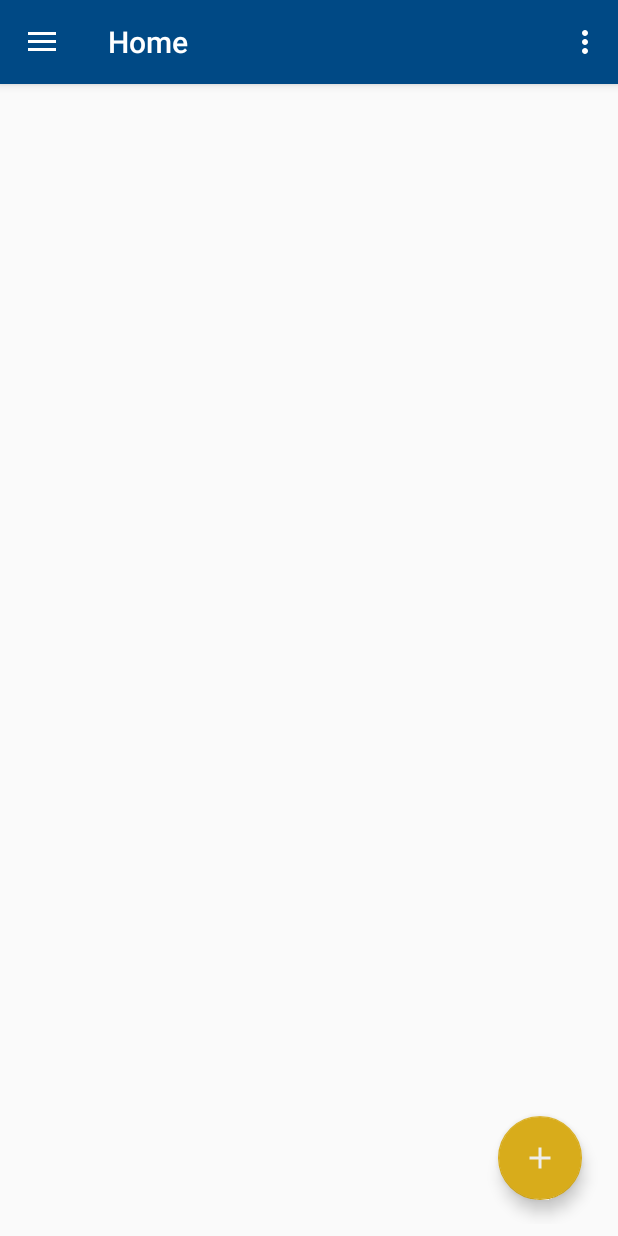
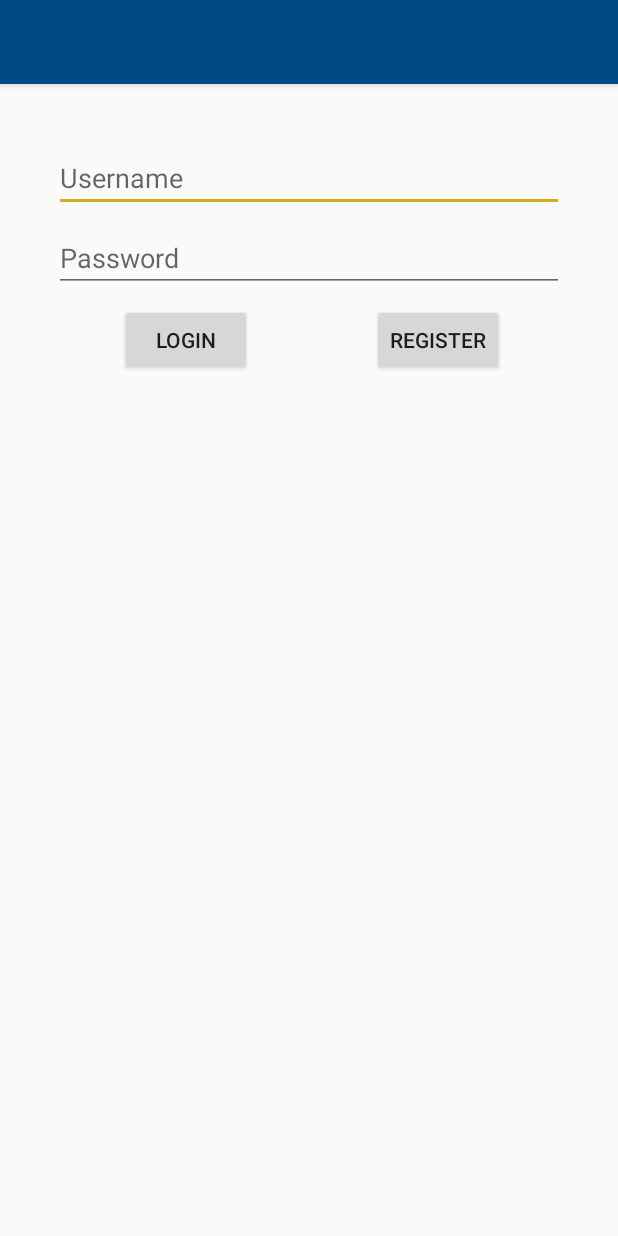
Before and after one commit to lshenker/LevelUpFitness, an Android app: the screen it shows after launch (MainActivity before the commit, LoginActivity after it), on a phone screen of 412 x 824 dp. Run offline under Robolectric (Android 15) with nearby library versions, the phone set to English and light mode, and no system bars.

Commit message:
database re-added with classes

```diff
--- /dev/null
+++ b/app/src/main/java/edu/uwrf/levelupfitness/DatabaseHelper.java
@@ -0,0 +1,91 @@
+package edu.uwrf.levelupfitness;
+
+import android.content.ContentValues;
+import android.content.Context;
+import android.database.Cursor;
+import android.database.sqlite.SQLiteDatabase;
+import android.database.sqlite.SQLiteOpenHelper;
+
+public class DatabaseHelper extends SQLiteOpenHelper {
+
+    //private vs public
+    public static final int DATABASE_VERSION = 1;
+    public static final String DATABASE_NAME = "contacts.db";
+    public static final String TABLE_NAME = "contacts";
+    public static final String COLOUMN_ID = "ID";
+    public static final String COLOUMN_USERNAME = "username"; // this is the email
+    public static final String COLOUMN_PASSWORD = "pass"; // password
+    public static final String COLOUMN_FirstName = "FirstName";
+    public static final String COLOUMN_LastName = "LastName";
+    public static final String COLOUMN_HEIGHT = "height"; // in inches
+    public static final String COLOUMN_WEIGHT = "weight"; // in pounds
+    public static final String COLOUMN_PHONE = "phone";
+
+    SQLiteDatabase db;
+
+    private static final String TABLE_CREATE = "create table contacts (ID INTEGER PRIMARY KEY,FirstName TEXT,"
+            +"LastName TEXT, pass TEXT,phone TEXT,username TEXT, weight TEXT, height TEXT)";
+
+    public DatabaseHelper(Context context){
+        super(context, DATABASE_NAME,null,DATABASE_VERSION);
+    }
+
+
+    @Override
+    public void onCreate(SQLiteDatabase db) {
+        // db.execSQL("CREATE TABLE" + TABLE_NAME+ "(ID INTEGER PRIMARY KEY AUTO INCREMENT, )");
+        db.execSQL(TABLE_CREATE);
+        // db.execSQL("CREATE TABLE " + TABLE_NAME + "(ID INTEGER PRIMARY KEY AUTOINCREMENT,FirstName TEXT,"
+        //         +"LastName TEXT, pass TEXT,phone TEXT,username TEXT, weight TEXT, height TEXT)");
+        this.db = db;
+    }
+
+    public void insertContact(Contact c){
+        db = this.getWritableDatabase();
+        ContentValues values = new ContentValues();
+
+        String query = "select * from " + TABLE_NAME;
+        Cursor cursor = db.rawQuery(query, null);
+        int count = cursor.getCount();
+
+        values.put(COLOUMN_ID, count);
+        values.put(COLOUMN_USERNAME, c.getUserName());
+        values.put(COLOUMN_PASSWORD, c.getPass());
+        values.put(COLOUMN_FirstName, c.getFirstName());
+        values.put(COLOUMN_LastName, c.getLastName());
+        values.put(COLOUMN_HEIGHT, c.getHeight());
+        values.put(COLOUMN_WEIGHT, c.getWeight());
+        values.put(COLOUMN_PHONE, c.getPhone());
+
+        db.insert(TABLE_NAME, null, values);
+        db.close();
+    }
+
+    public String searchPass(String uname){
+        db = this.getReadableDatabase();
+        String query = "select username, pass from " + TABLE_NAME;
+        Cursor cursor = db.rawQuery(query, null);
+        String a,b;
+        b = "not found";
+        if(cursor.moveToFirst()){
+            do{
+                a = cursor.getString(0);
+
+                if(a.equals(uname)){
+                    b = cursor.getString(1);
+                    break;
+                }
+
+            }while(cursor.moveToNext());
+        }
+
+        return b;
+    }
+
+    @Override
+    public void onUpgrade(SQLiteDatabase db, int oldVersion, int newVersion) {
+        String query = "DROP TABLE IF EXISTS " + TABLE_NAME; // drop older table if it exist
+        db.execSQL(query);
+        this.onCreate(db);
+    }
+}
--- /dev/null
+++ b/app/src/main/java/edu/uwrf/levelupfitness/LoginActivity.java
@@ -0,0 +1,70 @@
+package edu.uwrf.levelupfitness;
+
+import android.content.Intent;
+import android.os.Bundle;
+import android.support.design.widget.FloatingActionButton;
+import android.support.design.widget.Snackbar;
+import android.support.v7.app.AppCompatActivity;
+import android.support.v7.widget.Toolbar;
+import android.view.View;
+import android.widget.Button;
+import android.widget.EditText;
+import android.widget.Toast;
+
+import edu.uwrf.workoutapp.R;
+
+public class LoginActivity extends AppCompatActivity {
+
+    DatabaseHelper helper = new DatabaseHelper(this);
+
+
+    @Override
+    protected void onCreate(Bundle savedInstanceState) {
+        super.onCreate(savedInstanceState);
+        setContentView(R.layout.activity_login);
+        //  Toolbar toolbar = (Toolbar) findViewById(R.id.toolbar);
+        //     setSupportActionBar(toolbar);
+
+        //      @Override
+        //      public boolean onCreateOptionMenu(Menu menu){
+
+        //     }
+
+
+        Button loginButton = (Button) findViewById(R.id.loginButton);
+        loginButton.setOnClickListener(new View.OnClickListener() {
+            public void onClick(View v) {
+                EditText a = (EditText) findViewById(R.id.usernameText);
+                String str = a.getText().toString();
+                EditText b = (EditText) findViewById(R.id.passwordText);
+                String pass = b.getText().toString();
+                String password = helper.searchPass(str);
+
+                if(pass.equals(password)) {
+                    Intent intent = new Intent(LoginActivity.this, MainActivity.class);
+                    //intent.putExtra("Username", str);
+                    Toast.makeText(getApplicationContext(), "Great Success",Toast.LENGTH_LONG).show();
+                    startActivity(intent);
+                }
+                else{
+                    Toast temp = Toast.makeText(LoginActivity.this,
+                            "Username and password do not match!",
+                            Toast.LENGTH_SHORT);
+                    temp.show();
+                }
+            }
+        });
+
+        Button registerButton = (Button) findViewById(R.id.registerButton);
+        registerButton.setOnClickListener(new View.OnClickListener() {
+            public void onClick(View v) {
+
+                Intent intent = new Intent(LoginActivity.this, Register.class);
+                startActivity(intent);
+            }
+        });
+
+
+    }
+
+}
--- /dev/null
+++ b/app/src/main/res/layout/activity_login.xml
@@ -0,0 +1,33 @@
+<?xml version="1.0" encoding="utf-8"?>
+<android.support.design.widget.CoordinatorLayout xmlns:android="http://schemas.android.com/apk/res/android"
+    xmlns:app="http://schemas.android.com/apk/res-auto"
+    xmlns:tools="http://schemas.android.com/tools"
+    android:layout_width="match_parent"
+    android:layout_height="match_parent"
+    tools:context="edu.uwrf.levelupfitness.LoginActivity">
+
+    <android.support.design.widget.AppBarLayout
+        android:layout_width="match_parent"
+        android:layout_height="wrap_content"
+        android:theme="@style/AppTheme.AppBarOverlay">
+
+        <android.support.v7.widget.Toolbar
+            android:id="@+id/toolbar"
+            android:layout_width="match_parent"
+            android:layout_height="?attr/actionBarSize"
+            android:background="?attr/colorPrimary"
+            app:popupTheme="@style/AppTheme.PopupOverlay" />
+
+    </android.support.design.widget.AppBarLayout>
+
+    <include layout="@layout/content_login" />
+
+    <!--   <android.support.design.widget.FloatingActionButton
+           android:id="@+id/fab"
+           android:layout_width="wrap_content"
+           android:layout_height="wrap_content"
+           android:layout_gravity="bottom|end"
+           android:layout_margin="@dimen/fab_margin"
+           app:srcCompat="@android:drawable/ic_dialog_email" /> -->
+
+</android.support.design.widget.CoordinatorLayout>
--- /dev/null
+++ b/app/src/main/res/layout/content_login.xml
@@ -0,0 +1,67 @@
+<?xml version="1.0" encoding="utf-8"?>
+<android.support.constraint.ConstraintLayout xmlns:android="http://schemas.android.com/apk/res/android"
+    xmlns:app="http://schemas.android.com/apk/res-auto"
+    xmlns:tools="http://schemas.android.com/tools"
+    android:layout_width="match_parent"
+    android:layout_height="match_parent"
+    app:layout_behavior="@string/appbar_scrolling_view_behavior"
+    tools:context="edu.uwrf.levelupfitness.LoginActivity"
+    tools:showIn="@layout/activity_login">
+
+    <Button
+        android:id="@+id/loginButton"
+        android:layout_width="wrap_content"
+        android:layout_height="wrap_content"
+        android:layout_marginStart="8dp"
+        android:layout_marginLeft="8dp"
+        android:layout_marginTop="8dp"
+        android:layout_marginEnd="8dp"
+        android:layout_marginRight="8dp"
+        android:text="Login"
+        app:layout_constraintEnd_toStartOf="@+id/registerButton"
+        app:layout_constraintStart_toStartOf="parent"
+        app:layout_constraintTop_toBottomOf="@+id/passwordText" />
+
+    <Button
+        android:id="@+id/registerButton"
+        android:layout_width="wrap_content"
+        android:layout_height="wrap_content"
+        android:layout_marginTop="8dp"
+        android:layout_marginEnd="76dp"
+        android:layout_marginRight="76dp"
+        android:text="Register"
+        app:layout_constraintEnd_toEndOf="parent"
+        app:layout_constraintTop_toBottomOf="@+id/passwordText" />
+
+    <EditText
+        android:id="@+id/usernameText"
+        android:layout_width="340dp"
+        android:layout_height="wrap_content"
+        android:layout_marginStart="8dp"
+        android:layout_marginLeft="8dp"
+        android:layout_marginTop="40dp"
+        android:layout_marginEnd="8dp"
+        android:layout_marginRight="8dp"
+        android:ems="10"
+        android:hint="Username"
+        android:inputType="textPersonName"
+        app:layout_constraintEnd_toEndOf="parent"
+        app:layout_constraintStart_toStartOf="parent"
+        app:layout_constraintTop_toTopOf="parent" />
+
+    <EditText
+        android:id="@+id/passwordText"
+        android:layout_width="340dp"
+        android:layout_height="wrap_content"
+        android:layout_marginStart="8dp"
+        android:layout_marginLeft="8dp"
+        android:layout_marginTop="8dp"
+        android:layout_marginEnd="8dp"
+        android:layout_marginRight="8dp"
+        android:ems="10"
+        android:hint="Password"
+        android:inputType="textPersonName"
+        app:layout_constraintEnd_toEndOf="parent"
+        app:layout_constraintStart_toStartOf="parent"
+        app:layout_constraintTop_toBottomOf="@+id/usernameText" />
+</android.support.constraint.ConstraintLayout>
--- a/app/src/main/res/values/strings.xml
+++ b/app/src/main/res/values/strings.xml
@@ -9,4 +9,6 @@
 
     <!-- TODO: Remove or change this placeholder text -->
     <string name="hello_blank_fragment">Hello blank fragment</string>
+    <string name="title_activity_register">Register</string>
+    <string name="title_activity_login">LoginActivity</string>
 </resources>
```
Also changed, not shown: app/src/main/AndroidManifest.xml (+10 -0 lines), app/src/main/java/edu/uwrf/levelupfitness/Contact.java (added, +61 -0 lines), app/src/main/java/edu/uwrf/levelupfitness/Register.java (added, +106 -0 lines), app/src/main/res/layout/activity_register.xml (added, +33 -0 lines), app/src/main/res/layout/content_register.xml (added, +152 -0 lines).
